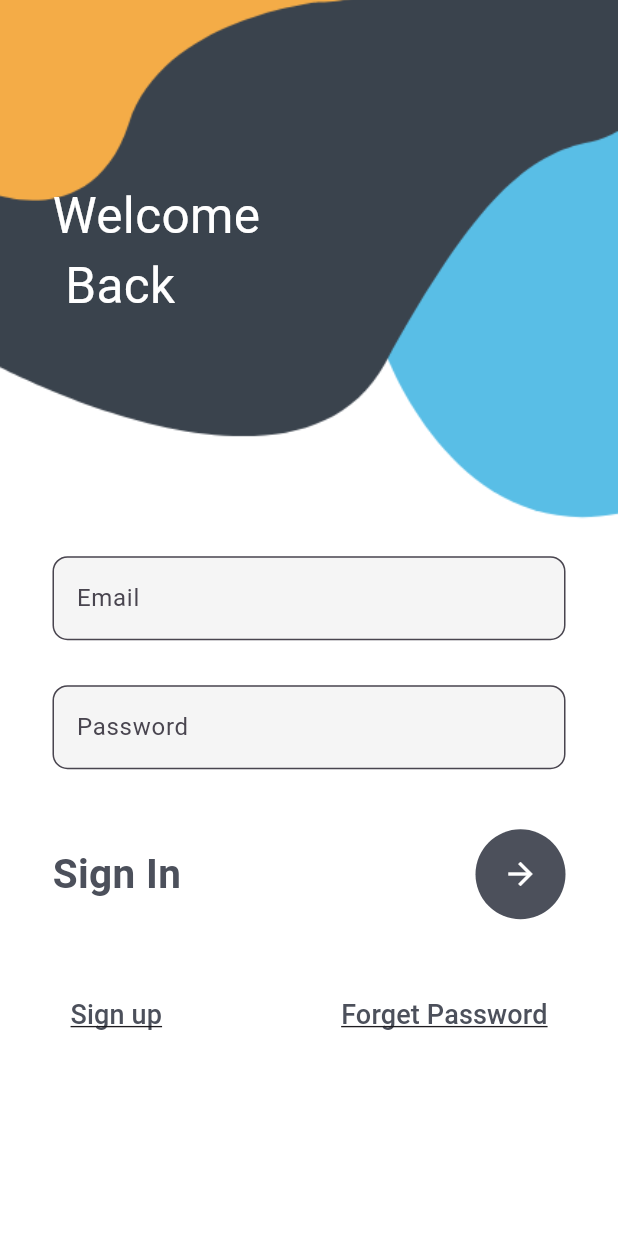
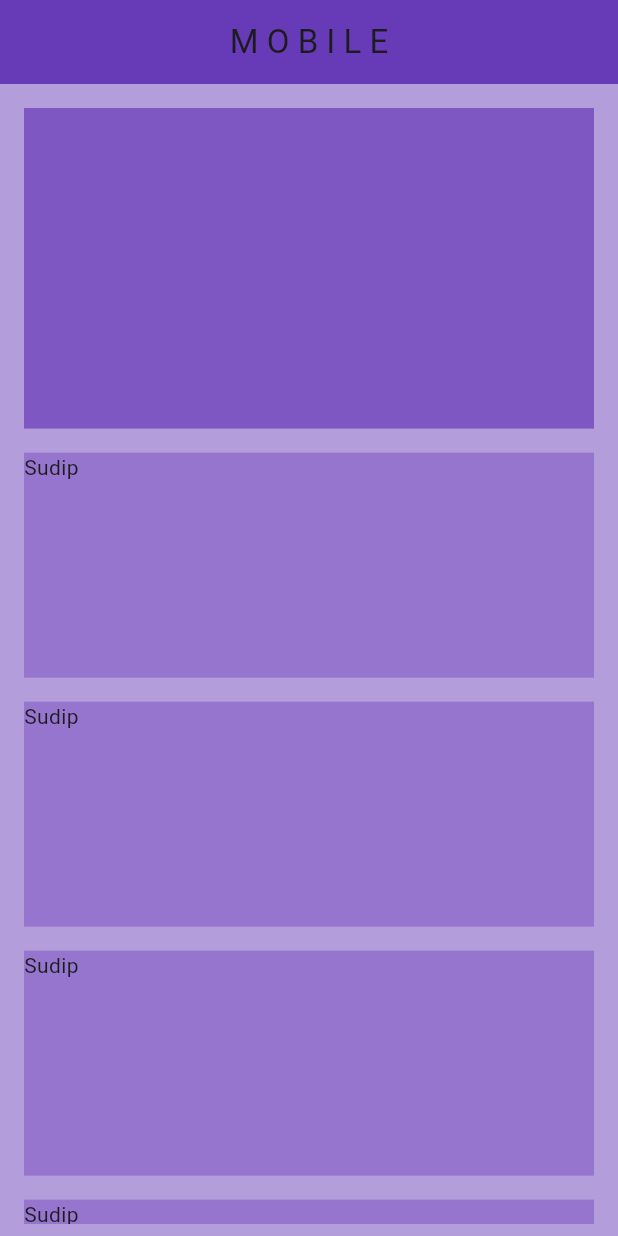
Before and after one commit to SudipSunar/Learn-Flutter, a Flutter app: the screen it shows after launch, on a phone screen of 412 x 824 dp. Run offline on Flutter 3.47's test engine with Material 3 defaults, Android fonts, the phone set to English and light mode, and no system bars.

Commit message:
pratice responsive

```diff
--- /dev/null
+++ b/lib/homepage.dart
@@ -0,0 +1,25 @@
+import 'package:flutter/material.dart';
+import 'package:flutter_login_page/login.dart';
+import 'package:flutter_login_page/responsive/desktop_body.dart';
+import 'package:flutter_login_page/responsive/mobile_body.dart';
+import 'package:flutter_login_page/responsive/responsive_layout.dart';
+
+class HomePage extends StatefulWidget {
+  const HomePage({Key ? key}):super(key: key);
+
+  @override
+  State<HomePage> createState() => _HomePageState();
+}
+
+class _HomePageState extends State<HomePage> {
+  @override
+  Widget build(BuildContext context) {
+    final currentWidth=MediaQuery.of(context).size.width;
+    return Scaffold(
+      body:ResponsiveLayout(
+        mobileBody: MyMobileBody(),
+        desktopBody:MyDesktopBody(),
+      )
+    );
+  }
+}
--- a/lib/main.dart
+++ b/lib/main.dart
@@ -1,134 +1,28 @@
 import 'package:flutter/material.dart';
+import 'package:flutter_login_page/homepage.dart';
 import 'package:flutter_login_page/login.dart';
 import 'package:flutter_login_page/register.dart';
 
 void main() {
-  runApp(MaterialApp(
-    debugShowCheckedModeBanner: false,
-    initialRoute: 'login',
-    routes: {
-      'login': (context) => const MyLogin(),
-      'register': (context) => const MyRegister()
-    },
-  ));
+  // runApp(MaterialApp(
+  //   debugShowCheckedModeBanner: false,
+  //   initialRoute: 'login',
+  //   routes: {
+  //     'login': (context) => const MyLogin(),
+  //     'register': (context) => const MyRegister()
+  //   },
+  // ));
+  runApp(const MyApp());
 }
+class MyApp extends StatelessWidget {
+  const MyApp({Key ? key}) : super(key: key);
 
-// class MyApp extends StatelessWidget {
-//   const MyApp({super.key});
-//
-//   // This widget is the root of your application.
-//   @override
-//   Widget build(BuildContext context) {
-//     return MaterialApp(
-//       title: 'Flutter Demo',
-//       theme: ThemeData(
-//         // This is the theme of your application.
-//         //
-//         // TRY THIS: Try running your application with "flutter run". You'll see
-//         // the application has a purple toolbar. Then, without quitting the app,
-//         // try changing the seedColor in the colorScheme below to Colors.green
-//         // and then invoke "hot reload" (save your changes or press the "hot
-//         // reload" button in a Flutter-supported IDE, or press "r" if you used
-//         // the command line to start the app).
-//         //
-//         // Notice that the counter didn't reset back to zero; the application
-//         // state is not lost during the reload. To reset the state, use hot
-//         // restart instead.
-//         //
-//         // This works for code too, not just values: Most code changes can be
-//         // tested with just a hot reload.
-//         colorScheme: ColorScheme.fromSeed(seedColor: Colors.deepPurple),
-//         useMaterial3: true,
-//       ),
-//       home: const MyHomePage(title: 'Flutter Demo Home Page'),
-//     );
-//   }
-// }
-//
-// class MyHomePage extends StatefulWidget {
-//   const MyHomePage({super.key, required this.title});
-//
-//   // This widget is the home page of your application. It is stateful, meaning
-//   // that it has a State object (defined below) that contains fields that affect
-//   // how it looks.
-//
-//   // This class is the configuration for the state. It holds the values (in this
-//   // case the title) provided by the parent (in this case the App widget) and
-//   // used by the build method of the State. Fields in a Widget subclass are
-//   // always marked "final".
-//
-//   final String title;
-//
-//   @override
-//   State<MyHomePage> createState() => _MyHomePageState();
-// }
-//
-// class _MyHomePageState extends State<MyHomePage> {
-//   int _counter = 0;
-//
-//   void _incrementCounter() {
-//     setState(() {
-//       // This call to setState tells the Flutter framework that something has
-//       // changed in this State, which causes it to rerun the build method below
-//       // so that the display can reflect the updated values. If we changed
-//       // _counter without calling setState(), then the build method would not be
-//       // called again, and so nothing would appear to happen.
-//       _counter++;
-//     });
-//   }
-//
-//   @override
-//   Widget build(BuildContext context) {
-//     // This method is rerun every time setState is called, for instance as done
-//     // by the _incrementCounter method above.
-//     //
-//     // The Flutter framework has been optimized to make rerunning build methods
-//     // fast, so that you can just rebuild anything that needs updating rather
-//     // than having to individually change instances of widgets.
-//     return Scaffold(
-//       appBar: AppBar(
-//         // TRY THIS: Try changing the color here to a specific color (to
-//         // Colors.amber, perhaps?) and trigger a hot reload to see the AppBar
-//         // change color while the other colors stay the same.
-//         backgroundColor: Theme.of(context).colorScheme.inversePrimary,
-//         // Here we take the value from the MyHomePage object that was created by
-//         // the App.build method, and use it to set our appbar title.
-//         title: Text(widget.title),
-//       ),
-//       body: Center(
-//         // Center is a layout widget. It takes a single child and positions it
-//         // in the middle of the parent.
-//         child: Column(
-//           // Column is also a layout widget. It takes a list of children and
-//           // arranges them vertically. By default, it sizes itself to fit its
-//           // children horizontally, and tries to be as tall as its parent.
-//           //
-//           // Column has various properties to control how it sizes itself and
-//           // how it positions its children. Here we use mainAxisAlignment to
-//           // center the children vertically; the main axis here is the vertical
-//           // axis because Columns are vertical (the cross axis would be
-//           // horizontal).
-//           //
-//           // TRY THIS: Invoke "debug painting" (choose the "Toggle Debug Paint"
-//           // action in the IDE, or press "p" in the console), to see the
-//           // wireframe for each widget.
-//           mainAxisAlignment: MainAxisAlignment.center,
-//           children: <Widget>[
-//             const Text(
-//               'You have pushed the button this many times:',
-//             ),
-//             Text(
-//               '$_counter',
-//               style: Theme.of(context).textTheme.headlineMedium,
-//             ),
-//           ],
-//         ),
-//       ),
-//       floatingActionButton: FloatingActionButton(
-//         onPressed: _incrementCounter,
-//         tooltip: 'Increment',
-//         child: const Icon(Icons.add),
-//       ), // This trailing comma makes auto-formatting nicer for build methods.
-//     );
-//   }
-// }
+  @override
+  Widget build(BuildContext context) {
+    return  MaterialApp(
+      debugShowCheckedModeBanner: false,
+      home:  const HomePage(),
+      theme: ThemeData(primarySwatch: Colors.deepPurple),
+    );
+  }
+}
--- /dev/null
+++ b/lib/responsive/dimensions.dart
@@ -0,0 +1,3 @@
+      //set the common devices dimensions for mobile / tablet / desktop
+
+      const mobileWidth=600;
--- /dev/null
+++ b/lib/responsive/mobile_body.dart
@@ -0,0 +1,50 @@
+import 'package:flutter/material.dart';
+
+class MyMobileBody extends StatelessWidget {
+  const MyMobileBody({Key? key}) : super(key: key);
+
+  @override
+  Widget build(BuildContext context) {
+    return Scaffold(
+      backgroundColor: Colors.deepPurple[200],
+      appBar: AppBar(
+        title: const Text("M O B I L E"),
+        backgroundColor: Colors.deepPurple,
+        centerTitle: true,
+      ),
+      body: Padding(
+        padding: const EdgeInsets.all(8.0),
+        child: Column(
+          children: [
+            Padding(
+              //youtube vide
+              padding: const EdgeInsets.all(8.0),
+              child: AspectRatio(
+                aspectRatio: 16 / 9,
+                child: Container(
+                  color: Colors.deepPurple[400],
+                ),
+              ),
+            ),
+
+            //comment section and recommended video
+            Expanded(
+                child: ListView.builder(
+              itemCount: 8,
+              itemBuilder: (context, index) {
+                return Padding(
+                  padding: EdgeInsets.all(8.0),
+                  child: Container(
+                    child: Text("Sudip"),
+                    color: Colors.deepPurple[300],
+                    height: 150,
+                  ),
+                );
+              },
+            ))
+          ],
+        ),
+      ),
+    );
+  }
+}
--- /dev/null
+++ b/lib/responsive/responsive_layout.dart
@@ -0,0 +1,25 @@
+import 'package:flutter/material.dart';
+import 'package:flutter_login_page/responsive/dimensions.dart';
+
+class ResponsiveLayout extends StatelessWidget {
+
+  late final Widget mobileBody;
+  late final Widget desktopBody;
+
+  ResponsiveLayout( {required this.mobileBody,required this.desktopBody});
+
+
+  @override
+  Widget build(BuildContext context) {
+    return  LayoutBuilder(
+        builder: (context,constraints){
+          if(constraints.maxWidth <mobileWidth){
+            return mobileBody;
+          }
+          else{
+            return desktopBody;
+          }
+        }
+    );
+  }
+}
```
Also changed, not shown: lib/responsive/desktop_body.dart (added, +65 -0 lines).
